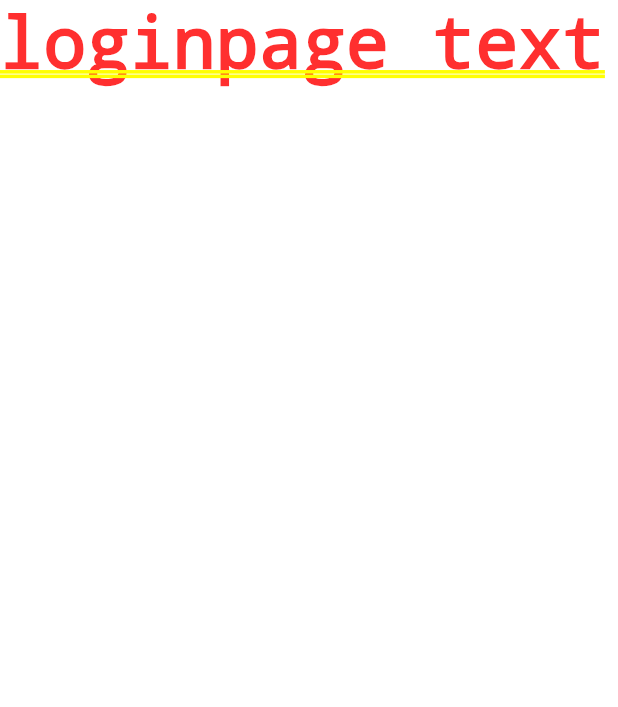
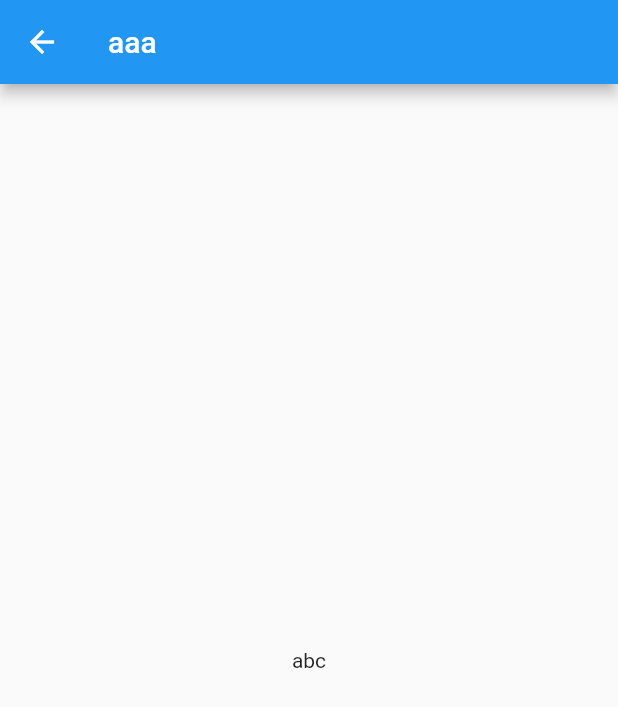
Before and after one commit to kongkonger/flutterdemo, a Flutter app: the screen it shows after launch, after a tap on the "add" icon, on a phone screen of 412 x 824 dp. Shown: the top 707 px of the screen. Run offline on Flutter 3.47's test engine with Material 2 defaults, Android fonts, the phone set to English and light mode, and no system bars; our stand-ins replace flutter_redux, redux.

Commit message:
scaffold key value must
Signed-off-by: kongkonger <ming159357456@163.com>

```diff
--- a/cmc_flutter_demo/lib/page/login_page.dart
+++ b/cmc_flutter_demo/lib/page/login_page.dart
@@ -16,11 +16,41 @@ class _LoginPageState extends State<LoginPage>{
     // TODO: implement build
     return new StoreBuilder<UserState>(builder: (context,store){
      double size = 200;
-     return new Container(
-         child: Text("loginpage text"),
+     return Scaffold(
+       //
+       appBar: AppBar(
+         title: Text('aaa'),
+       ),
+       body: Center(
+         child: Text('abc'),
+       ),
      );
 
-
+//      return Scaffold(
+//        appBar: AppBar(
+//          title: Text(widget.title),
+//        ),
+//        body: new Container(
+//          child: new ListView.builder(
+//            itemBuilder: (context, index) {
+//              return new InkWell(
+//                onTap: () {
+//                  Navigator.of(context).pushNamed(routeLists[index]);
+//                },
+//                child: new Card(
+//                  child: new Container(
+//                    alignment: Alignment.centerLeft,
+//                    margin: EdgeInsets.symmetric(horizontal: 10),
+//                    height: 50,
+//                    child: new Text(routerName[index]),
+//                  ),
+//                ),
+//              );
+//            },
+//            itemCount: routers.length,
+//          ),
+//        ), // This trailing comma makes auto-formatting nicer for build methods.
+//      );
 
     });
   }
```
